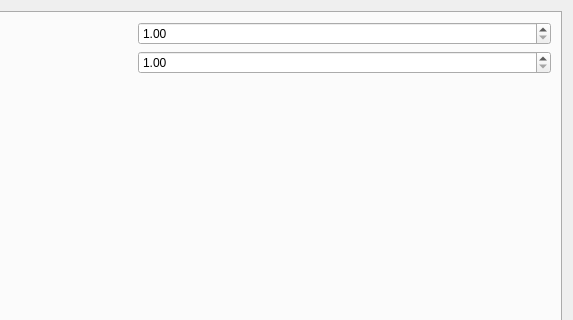
Old version of the form preferences.ui in the repository vedderb/vesc_tool; both pictures show x 327 to 900 and y 0 to 320 of the 900 by 551 pixel window.
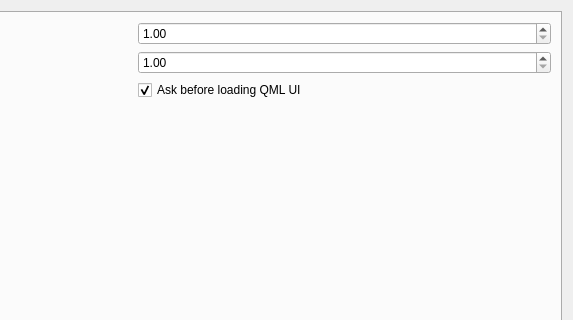
New version of the form. Icons and pictures are not drawn. Custom widgets are drawn as their Qt base class.

Commit message: Added option and setting to not ask before loading custom qml

```diff
--- a/preferences.ui
+++ b/preferences.ui
@@ -116,6 +116,16 @@
            </property>
           </widget>
          </item>
+         <item row="2" column="1">
+          <widget class="QCheckBox" name="qmlUiAskBox">
+           <property name="text">
+            <string>Ask before loading QML UI</string>
+           </property>
+           <property name="checked">
+            <bool>true</bool>
+           </property>
+          </widget>
+         </item>
         </layout>
        </item>
        <item>
```
The commit also changes 7 other files.
